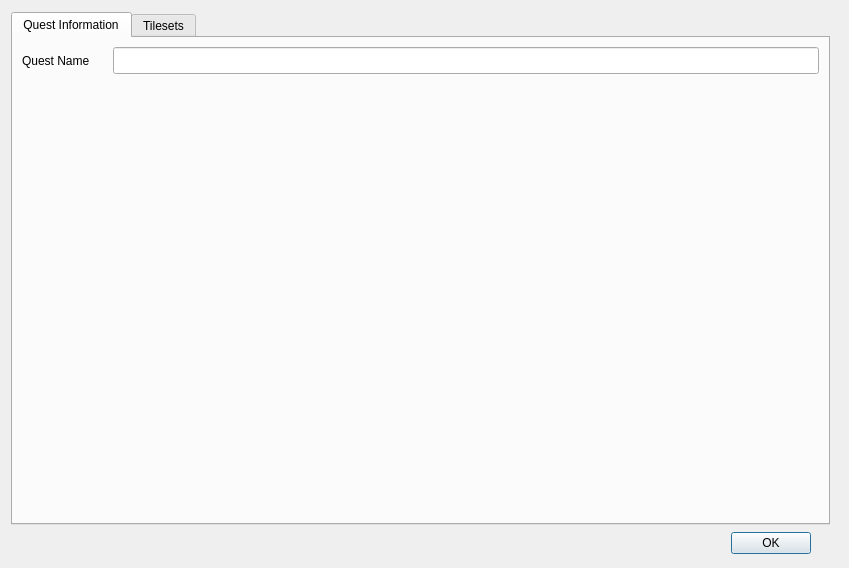
The window that ui/questdatabase.ui (hkeeble/ProcLevelDesigner) describes before a commit, drawn with Qt 5.
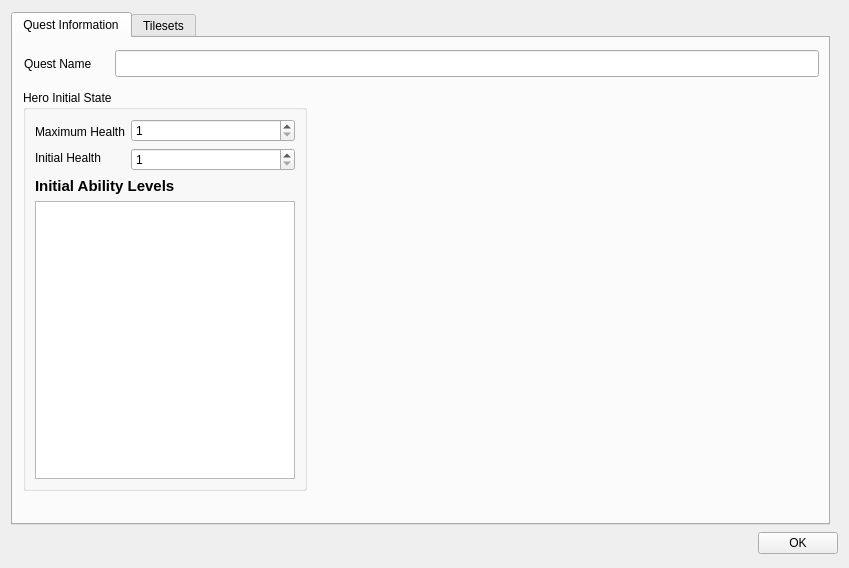
The same window after the commit. The open tabs and pages were chosen to show the change.

What changed in the file:
```diff
--- a/ui/questdatabase.ui
+++ b/ui/questdatabase.ui
@@ -25,31 +25,7 @@
   <property name="windowTitle">
    <string>Quest Database</string>
   </property>
-  <layout class="QFormLayout" name="formLayout_3">
-   <item row="1" column="0">
-    <layout class="QHBoxLayout" name="horizontalLayout_2">
-     <item>
-      <spacer name="horizontalSpacer">
-       <property name="orientation">
-        <enum>Qt::Horizontal</enum>
-       </property>
-       <property name="sizeHint" stdset="0">
-        <size>
-         <width>720</width>
-         <height>20</height>
-        </size>
-       </property>
-      </spacer>
-     </item>
-     <item>
-      <widget class="QPushButton" name="OKButton">
-       <property name="text">
-        <string>OK</string>
-       </property>
-      </widget>
-     </item>
-    </layout>
-   </item>
+  <layout class="QGridLayout" name="gridLayout">
    <item row="0" column="0">
     <widget class="QTabWidget" name="tabWidget">
      <property name="minimumSize">
@@ -65,17 +41,149 @@
       </size>
      </property>
      <property name="currentIndex">
-      <number>1</number>
+      <number>0</number>
      </property>
      <widget class="QWidget" name="infoTab">
       <attribute name="title">
        <string>Quest Information</string>
       </attribute>
-      <layout class="QFormLayout" name="formLayout">
-       <item row="0" column="0" colspan="2">
+      <widget class="QGroupBox" name="heroStateBox">
+       <property name="geometry">
+        <rect>
+         <x>10</x>
+         <y>52</y>
+         <width>284</width>
+         <height>401</height>
+        </rect>
+       </property>
+       <property name="styleSheet">
+        <string notr="true"/>
+       </property>
+       <property name="title">
+        <string>Hero Initial State</string>
+       </property>
+       <layout class="QGridLayout" name="gridLayout_4">
+        <item row="0" column="0">
+         <layout class="QGridLayout" name="gridLayout_3">
+          <item row="0" column="0">
         <layout class="QHBoxLayout" name="horizontalLayout">
          <item>
+             <layout class="QVBoxLayout" name="verticalLayout_4">
+              <property name="sizeConstraint">
+               <enum>QLayout::SetMinimumSize</enum>
+              </property>
+              <item>
+               <widget class="QLabel" name="label_2">
+                <property name="sizePolicy">
+                 <sizepolicy hsizetype="Preferred" vsizetype="Maximum">
+                  <horstretch>0</horstretch>
+                  <verstretch>0</verstretch>
+                 </sizepolicy>
+                </property>
+                <property name="text">
+                 <string>Maximum Health</string>
+                </property>
+               </widget>
+              </item>
+              <item>
+               <widget class="QLabel" name="label_3">
+                <property name="sizePolicy">
+                 <sizepolicy hsizetype="Preferred" vsizetype="Maximum">
+                  <horstretch>0</horstretch>
+                  <verstretch>0</verstretch>
+                 </sizepolicy>
+                </property>
+                <property name="text">
+                 <string>Initial Health</string>
+                </property>
+               </widget>
+              </item>
+             </layout>
+            </item>
+            <item>
+             <layout class="QVBoxLayout" name="verticalLayout_3">
+              <item>
+               <widget class="QSpinBox" name="maxHealthBox">
+                <property name="sizePolicy">
+                 <sizepolicy hsizetype="Expanding" vsizetype="Maximum">
+                  <horstretch>0</horstretch>
+                  <verstretch>0</verstretch>
+                 </sizepolicy>
+                </property>
+                <property name="minimum">
+                 <number>1</number>
+                </property>
+                <property name="maximum">
+                 <number>16</number>
+                </property>
+               </widget>
+              </item>
+              <item>
+               <widget class="QSpinBox" name="initialHealthBox">
+                <property name="sizePolicy">
+                 <sizepolicy hsizetype="Expanding" vsizetype="Maximum">
+                  <horstretch>0</horstretch>
+                  <verstretch>0</verstretch>
+                 </sizepolicy>
+                </property>
+                <property name="minimum">
+                 <number>1</number>
+                </property>
+                <property name="maximum">
+                 <number>16</number>
+                </property>
+               </widget>
+              </item>
+             </layout>
+            </item>
+           </layout>
+          </item>
+          <item row="2" column="0">
+           <widget class="QTableView" name="abilityTable"/>
+          </item>
+          <item row="1" column="0">
+           <widget class="QLabel" name="label_4">
+            <property name="font">
+             <font>
+              <pointsize>11</pointsize>
+              <weight>75</weight>
+              <bold>true</bold>
+             </font>
+            </property>
+            <property name="text">
+             <string>Initial Ability Levels</string>
+            </property>
+           </widget>
+          </item>
+         </layout>
+        </item>
+       </layout>
+      </widget>
+      <widget class="QLineEdit" name="questNameEdit">
+       <property name="geometry">
+        <rect>
+         <x>102</x>
+         <y>12</y>
+         <width>704</width>
+         <height>27</height>
+        </rect>
+       </property>
+       <property name="minimumSize">
+        <size>
+         <width>704</width>
+         <height>27</height>
+        </size>
+       </property>
+      </widget>
           <widget class="QLabel" name="label">
+       <property name="geometry">
+        <rect>
+         <x>11</x>
+         <y>12</y>
+         <width>85</width>
+         <height>27</height>
+        </rect>
+       </property>
            <property name="minimumSize">
             <size>
              <width>85</width>
@@ -86,34 +194,13 @@
             <string>Quest Name</string>
            </property>
           </widget>
-         </item>
-         <item>
-          <widget class="QLineEdit" name="questNameEdit">
-           <property name="minimumSize">
-            <size>
-             <width>704</width>
-             <height>27</height>
-            </size>
-           </property>
-          </widget>
-         </item>
-        </layout>
-       </item>
-      </layout>
      </widget>
      <widget class="QWidget" name="tilesetTab">
       <attribute name="title">
        <string>Tilesets</string>
       </attribute>
-      <widget class="QWidget" name="">
-       <property name="geometry">
-        <rect>
-         <x>10</x>
-         <y>10</y>
-         <width>801</width>
-         <height>463</height>
-        </rect>
-       </property>
+      <layout class="QGridLayout" name="gridLayout_2">
+       <item row="0" column="0">
        <layout class="QFormLayout" name="formLayout_2">
         <item row="0" column="0">
          <layout class="QVBoxLayout" name="verticalLayout">
@@ -211,9 +298,34 @@
          </layout>
         </item>
        </layout>
-      </widget>
-     </widget>
-    </widget>
+       </item>
+      </layout>
+     </widget>
+    </widget>
+   </item>
+   <item row="1" column="0">
+    <layout class="QHBoxLayout" name="horizontalLayout_2">
+     <item>
+      <spacer name="horizontalSpacer">
+       <property name="orientation">
+        <enum>Qt::Horizontal</enum>
+       </property>
+       <property name="sizeHint" stdset="0">
+        <size>
+         <width>720</width>
+         <height>20</height>
+        </size>
+       </property>
+      </spacer>
+     </item>
+     <item>
+      <widget class="QPushButton" name="OKButton">
+       <property name="text">
+        <string>OK</string>
+       </property>
+      </widget>
+     </item>
+    </layout>
    </item>
   </layout>
  </widget>
```
Lines whose indentation alone changed are shown as unchanged.
